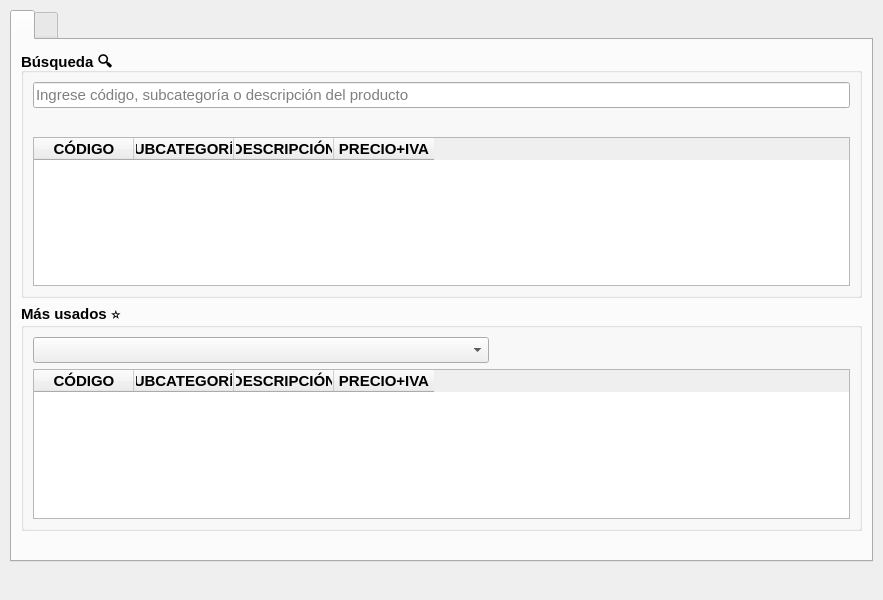
Qt form ui/app.ui (angelogllrd/PrecioFacil) before a commit.
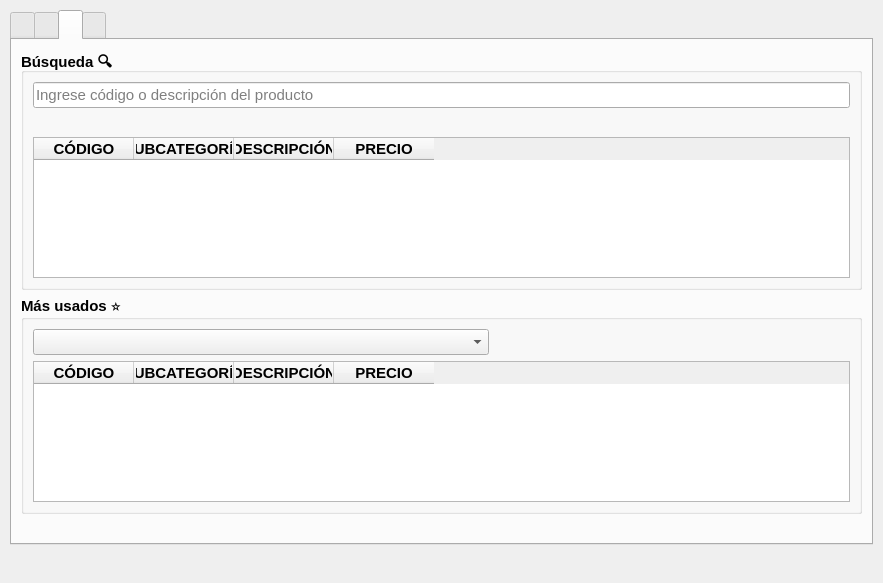
The same form after that commit. The open tabs and pages were chosen to show the change. Icons and pictures are not drawn.

Commit message: terminada carga de bulonera camba

```diff
--- a/ui/app.ui
+++ b/ui/app.ui
@@ -7,7 +7,7 @@
     <x>0</x>
     <y>0</y>
     <width>883</width>
-    <height>600</height>
+    <height>583</height>
    </rect>
   </property>
   <property name="windowTitle">
@@ -43,8 +43,8 @@
       </property>
       <property name="iconSize">
        <size>
-        <width>56</width>
-        <height>17</height>
+        <width>87</width>
+        <height>25</height>
        </size>
       </property>
       <widget class="QWidget" name="tab_hh">
@@ -567,6 +567,269 @@
         </item>
        </layout>
       </widget>
+      <widget class="QWidget" name="tab_camba">
+       <attribute name="icon">
+        <iconset>
+         <normaloff>../resources/img/camba.png</normaloff>../resources/img/camba.png</iconset>
+       </attribute>
+       <attribute name="title">
+        <string/>
+       </attribute>
+       <layout class="QGridLayout" name="gridLayout_8">
+        <item row="0" column="0">
+         <layout class="QVBoxLayout" name="verticalLayout_3">
+          <item>
+           <widget class="QGroupBox" name="groupBox_5">
+            <property name="font">
+             <font>
+              <pointsize>11</pointsize>
+              <bold>true</bold>
+             </font>
+            </property>
+            <property name="title">
+             <string>Búsqueda 🔍</string>
+            </property>
+            <layout class="QGridLayout" name="gridLayout_9">
+             <item row="2" column="0">
+              <widget class="QTableWidget" name="tableWidget_search_camba">
+               <property name="font">
+                <font>
+                 <pointsize>11</pointsize>
+                 <bold>false</bold>
+                </font>
+               </property>
+               <property name="editTriggers">
+                <set>QAbstractItemView::EditTrigger::NoEditTriggers</set>
+               </property>
+               <property name="tabKeyNavigation">
+                <bool>false</bool>
+               </property>
+               <property name="alternatingRowColors">
+                <bool>true</bool>
+               </property>
+               <property name="selectionMode">
+                <enum>QAbstractItemView::SelectionMode::SingleSelection</enum>
+               </property>
+               <property name="selectionBehavior">
+                <enum>QAbstractItemView::SelectionBehavior::SelectRows</enum>
+               </property>
+               <attribute name="verticalHeaderVisible">
+                <bool>false</bool>
+               </attribute>
+               <column>
+                <property name="text">
+                 <string>CÓDIGO</string>
+                </property>
+                <property name="font">
+                 <font>
+                  <pointsize>11</pointsize>
+                  <bold>true</bold>
+                 </font>
+                </property>
+               </column>
+               <column>
+                <property name="text">
+                 <string>SUBCATEGORÍA</string>
+                </property>
+                <property name="font">
+                 <font>
+                  <pointsize>11</pointsize>
+                  <bold>true</bold>
+                 </font>
+                </property>
+               </column>
+               <column>
+                <property name="text">
+                 <string>DESCRIPCIÓN</string>
+                </property>
+                <property name="font">
+                 <font>
+                  <pointsize>11</pointsize>
+                  <bold>true</bold>
+                 </font>
+                </property>
+               </column>
+               <column>
+                <property name="text">
+                 <string>PRECIO</string>
+                </property>
+                <property name="font">
+                 <font>
+                  <pointsize>11</pointsize>
+                  <bold>true</bold>
+                 </font>
+                </property>
+               </column>
+              </widget>
+             </item>
+             <item row="0" column="0">
+              <widget class="QLineEdit" name="lineEdit_search_camba">
+               <property name="font">
+                <font>
+                 <pointsize>11</pointsize>
+                 <bold>false</bold>
+                </font>
+               </property>
+               <property name="placeholderText">
+                <string>Ingrese código o descripción del producto</string>
+               </property>
+              </widget>
+             </item>
+             <item row="1" column="0">
+              <widget class="QLabel" name="label_search_camba">
+               <property name="font">
+                <font>
+                 <pointsize>11</pointsize>
+                 <bold>false</bold>
+                </font>
+               </property>
+               <property name="text">
+                <string/>
+               </property>
+              </widget>
+             </item>
+            </layout>
+           </widget>
+          </item>
+          <item>
+           <widget class="QGroupBox" name="groupBox_6">
+            <property name="font">
+             <font>
+              <pointsize>11</pointsize>
+              <bold>true</bold>
+             </font>
+            </property>
+            <property name="title">
+             <string>Más usados ⭐</string>
+            </property>
+            <layout class="QGridLayout" name="gridLayout_10">
+             <item row="2" column="0">
+              <widget class="QTableWidget" name="tableWidget_defaults_camba">
+               <property name="font">
+                <font>
+                 <pointsize>11</pointsize>
+                 <bold>false</bold>
+                </font>
+               </property>
+               <property name="editTriggers">
+                <set>QAbstractItemView::EditTrigger::NoEditTriggers</set>
+               </property>
+               <property name="tabKeyNavigation">
+                <bool>false</bool>
+               </property>
+               <property name="alternatingRowColors">
+                <bool>true</bool>
+               </property>
+               <property name="selectionMode">
+                <enum>QAbstractItemView::SelectionMode::SingleSelection</enum>
+               </property>
+               <property name="selectionBehavior">
+                <enum>QAbstractItemView::SelectionBehavior::SelectRows</enum>
+               </property>
+               <attribute name="verticalHeaderVisible">
+                <bool>false</bool>
+               </attribute>
+               <column>
+                <property name="text">
+                 <string>CÓDIGO</string>
+                </property>
+                <property name="font">
+                 <font>
+                  <pointsize>11</pointsize>
+                  <bold>true</bold>
+                 </font>
+                </property>
+               </column>
+               <column>
+                <property name="text">
+                 <string>SUBCATEGORÍA</string>
+                </property>
+                <property name="font">
+                 <font>
+                  <pointsize>11</pointsize>
+                  <bold>true</bold>
+                 </font>
+                </property>
+               </column>
+               <column>
+                <property name="text">
+                 <string>DESCRIPCIÓN</string>
+                </property>
+                <property name="font">
+                 <font>
+                  <pointsize>11</pointsize>
+                  <bold>true</bold>
+                 </font>
+                </property>
+               </column>
+               <column>
+                <property name="text">
+                 <string>PRECIO</string>
+                </property>
+                <property name="font">
+                 <font>
+                  <pointsize>11</pointsize>
+                  <bold>true</bold>
+                 </font>
+                </property>
+               </column>
+              </widget>
+             </item>
+             <item row="0" column="0">
+              <layout class="QHBoxLayout" name="horizontalLayout_5">
+               <item>
+                <widget class="QComboBox" name="comboBox_most_used_camba">
+                 <property name="minimumSize">
+                  <size>
+                   <width>456</width>
+                   <height>0</height>
+                  </size>
+                 </property>
+                </widget>
+               </item>
+               <item>
+                <spacer name="horizontalSpacer_4">
+                 <property name="orientation">
+                  <enum>Qt::Orientation::Horizontal</enum>
+                 </property>
+                 <property name="sizeHint" stdset="0">
+                  <size>
+                   <width>40</width>
+                   <height>20</height>
+                  </size>
+                 </property>
+                </spacer>
+               </item>
+              </layout>
+             </item>
+            </layout>
+           </widget>
+          </item>
+          <item>
+           <widget class="QLabel" name="label_validity_date_camba">
+            <property name="font">
+             <font>
+              <pointsize>9</pointsize>
+             </font>
+            </property>
+            <property name="text">
+             <string/>
+            </property>
+           </widget>
+          </item>
+         </layout>
+        </item>
+       </layout>
+      </widget>
+      <widget class="QWidget" name="tab">
+       <attribute name="icon">
+        <iconset>
+         <normaloff>../resources/img/rosario.png</normaloff>../resources/img/rosario.png</iconset>
+       </attribute>
+       <attribute name="title">
+        <string/>
+       </attribute>
+      </widget>
      </widget>
     </item>
     <item row="1" column="0">
```
Left out of the diff: 2 changed lines with no effect on the pictures. The commit also changes 1 other file.
